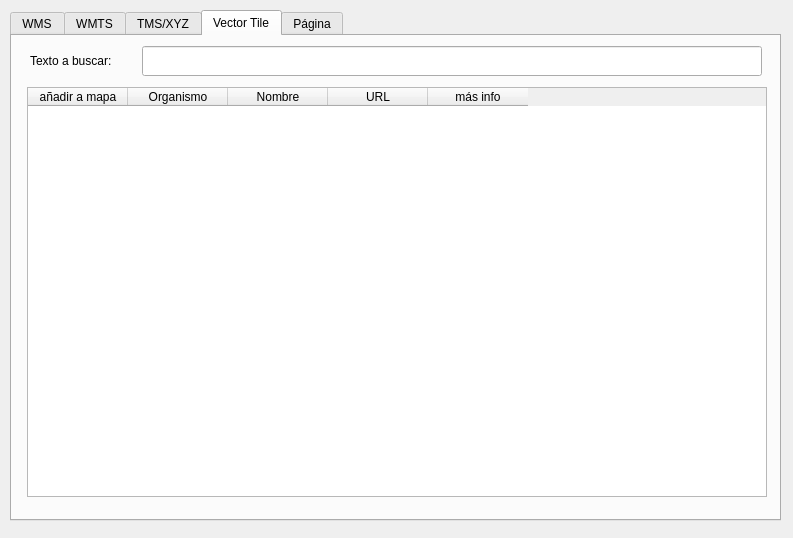
The window that serviciosidee2qgis/serviciosIDEE2QGIS_dialog_base.ui (IngenieroGeomatico/serviciosIDEE2QGIS) describes before a commit, drawn with Qt 5.
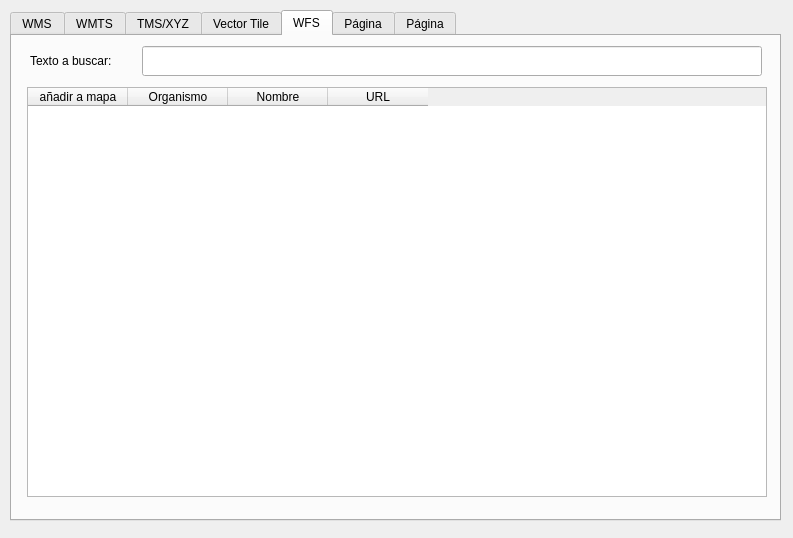
The same window after the commit.

Commit message: Se termina WFS

Patch:
```diff
--- a/serviciosidee2qgis/serviciosIDEE2QGIS_dialog_base.ui
+++ b/serviciosidee2qgis/serviciosIDEE2QGIS_dialog_base.ui
@@ -23,7 +23,7 @@
     </rect>
    </property>
    <property name="currentIndex">
-    <number>3</number>
+    <number>4</number>
    </property>
    <widget class="QWidget" name="WMS">
     <attribute name="title">
@@ -268,7 +268,70 @@
      </property>
     </widget>
    </widget>
-   <widget class="QWidget" name="tab_3">
+   <widget class="QWidget" name="WFS">
+    <attribute name="title">
+     <string>WFS</string>
+    </attribute>
+    <widget class="QLabel" name="label_5">
+     <property name="geometry">
+      <rect>
+       <x>18</x>
+       <y>16</y>
+       <width>110</width>
+       <height>18</height>
+      </rect>
+     </property>
+     <property name="text">
+      <string>Texto a buscar:</string>
+     </property>
+    </widget>
+    <widget class="QTableWidget" name="tableWidget_WFS">
+     <property name="geometry">
+      <rect>
+       <x>15</x>
+       <y>51</y>
+       <width>740</width>
+       <height>410</height>
+      </rect>
+     </property>
+     <column>
+      <property name="text">
+       <string>añadir a mapa</string>
+      </property>
+     </column>
+     <column>
+      <property name="text">
+       <string>Organismo</string>
+      </property>
+     </column>
+     <column>
+      <property name="text">
+       <string>Nombre</string>
+      </property>
+     </column>
+     <column>
+      <property name="text">
+       <string>URL</string>
+      </property>
+     </column>
+    </widget>
+    <widget class="QLineEdit" name="lineEditBuscar_WFS">
+     <property name="geometry">
+      <rect>
+       <x>130</x>
+       <y>10</y>
+       <width>620</width>
+       <height>30</height>
+      </rect>
+     </property>
+    </widget>
+   </widget>
+   <widget class="QWidget" name="tab">
+    <attribute name="title">
+     <string>Página</string>
+    </attribute>
+   </widget>
+   <widget class="QWidget" name="tab_2">
     <attribute name="title">
      <string>Página</string>
     </attribute>
```
Left out of the diff: 2 changed lines with no effect on the pictures. The commit also changes 1 other file.
